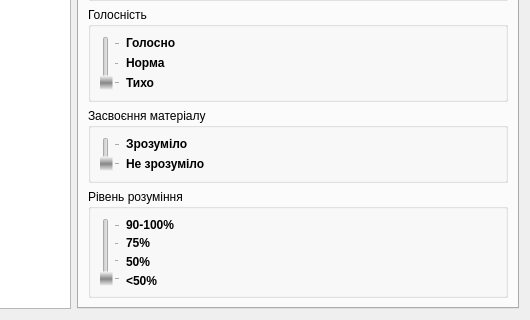
The window that frmserver.ui (Kolizej/LessonControl) describes before a commit, drawn with Qt 5; both pictures show x 110 to 640 and y 160 to 480 of the 640 by 480 pixel window.
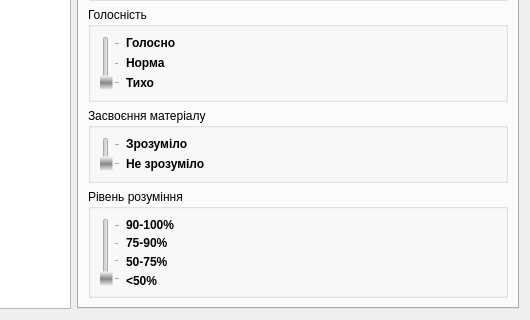
The same window after the commit. The open tabs and pages were chosen to show the change. Icons and pictures are not drawn.

Diff of the .ui file:
```diff
--- a/frmserver.ui
+++ b/frmserver.ui
@@ -343,7 +343,7 @@
              </font>
             </property>
             <property name="text">
-             <string>75%</string>
+             <string>75-90%</string>
             </property>
            </widget>
           </item>
@@ -356,7 +356,7 @@
              </font>
             </property>
             <property name="text">
-             <string>50%</string>
+             <string>50-75%</string>
             </property>
            </widget>
           </item>
```
Left out of the diff: 51 changed lines with no effect on the pictures.
